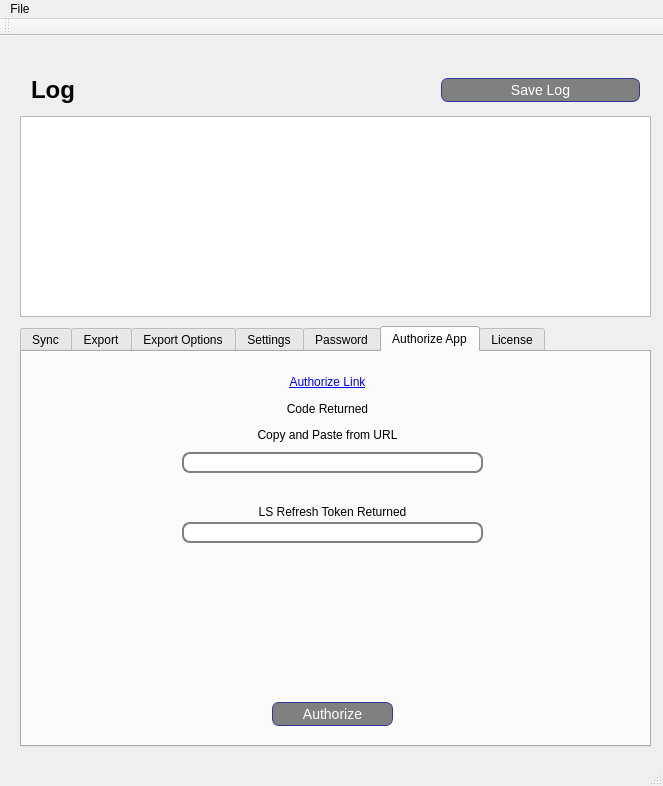
The window that qt-lightspeed-pos-vc-connector/mainwindow.ui (beckf/lightspeed-vc-connector) describes before a commit, drawn with Qt 5.
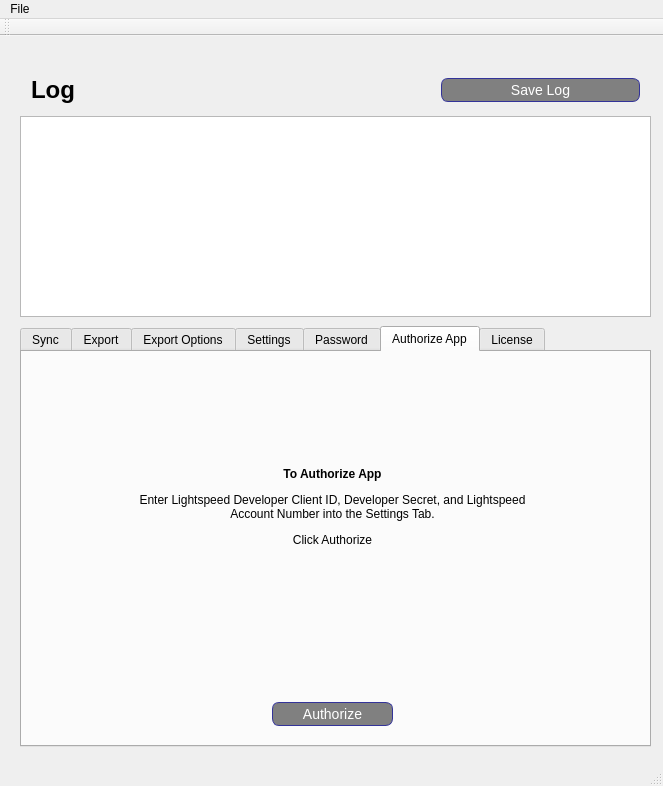
The same window after the commit.

Commit message: working version of single click authorization

Patch:
```diff
--- a/qt-lightspeed-pos-vc-connector/mainwindow.ui
+++ b/qt-lightspeed-pos-vc-connector/mainwindow.ui
@@ -736,52 +736,17 @@
      <attribute name="title">
       <string>Authorize App</string>
      </attribute>
-     <widget class="QLabel" name="lbl_AuthorizeApp">
-      <property name="geometry">
-       <rect>
-        <x>260</x>
-        <y>20</y>
-        <width>91</width>
-        <height>20</height>
-       </rect>
-      </property>
-      <property name="styleSheet">
-       <string notr="true"/>
-      </property>
-      <property name="text">
-       <string>&lt;html&gt;&lt;head/&gt;&lt;body&gt;&lt;p align=&quot;center&quot;&gt;&lt;a href=&quot;https://cloud.lightspeedapp.com/oauth/authorize.php?scope=employee:all&amp;amp;response_type=code&amp;amp;client_id=__CLIENT_ID__&quot;&gt;&lt;span style=&quot; text-decoration: underline; color:#0000ff;&quot;&gt;Authorize Link&lt;/span&gt;&lt;/a&gt;&lt;/p&gt;&lt;/body&gt;&lt;/html&gt;</string>
-      </property>
-      <property name="textFormat">
-       <enum>Qt::RichText</enum>
-      </property>
-      <property name="openExternalLinks">
-       <bool>true</bool>
-      </property>
-      <property name="textInteractionFlags">
-       <set>Qt::TextBrowserInteraction</set>
-      </property>
-     </widget>
-     <widget class="QLineEdit" name="txt_CodeReturned">
-      <property name="geometry">
-       <rect>
-        <x>160</x>
-        <y>100</y>
-        <width>301</width>
-        <height>21</height>
-       </rect>
-      </property>
-     </widget>
      <widget class="QLabel" name="lbl_AuthorizeCodeReturned">
       <property name="geometry">
        <rect>
-        <x>200</x>
-        <y>40</y>
-        <width>211</width>
-        <height>61</height>
+        <x>100</x>
+        <y>60</y>
+        <width>421</width>
+        <height>191</height>
        </rect>
       </property>
       <property name="text">
-       <string>&lt;html&gt;&lt;head/&gt;&lt;body&gt;&lt;p align=&quot;center&quot;&gt;Code Returned&lt;/p&gt;&lt;p align=&quot;center&quot;&gt;Copy and Paste from URL&lt;/p&gt;&lt;/body&gt;&lt;/html&gt;</string>
+       <string>&lt;html&gt;&lt;head/&gt;&lt;body&gt;&lt;p align=&quot;center&quot;&gt;&lt;span style=&quot; font-weight:600;&quot;&gt;To Authorize App&lt;/span&gt;&lt;/p&gt;&lt;p align=&quot;center&quot;&gt;Enter Lightspeed Developer Client ID, Developer Secret, and Lightspeed Account Number into the Settings Tab.&lt;/p&gt;&lt;p align=&quot;center&quot;&gt;Click Authorize&lt;/p&gt;&lt;/body&gt;&lt;/html&gt;</string>
       </property>
       <property name="textFormat">
        <enum>Qt::RichText</enum>
@@ -803,48 +768,6 @@
        <string>Authorize</string>
       </property>
      </widget>
-     <widget class="QLineEdit" name="txt_AuthorizeReturnedRefreshToken">
-      <property name="geometry">
-       <rect>
-        <x>160</x>
-        <y>170</y>
-        <width>301</width>
-        <height>21</height>
-       </rect>
-      </property>
-     </widget>
-     <widget class="QLabel" name="label_15">
-      <property name="geometry">
-       <rect>
-        <x>160</x>
-        <y>150</y>
-        <width>301</width>
-        <height>20</height>
-       </rect>
-      </property>
-      <property name="text">
-       <string>&lt;html&gt;&lt;head/&gt;&lt;body&gt;&lt;p align=&quot;center&quot;&gt;LS Refresh Token Returned&lt;/p&gt;&lt;/body&gt;&lt;/html&gt;</string>
-      </property>
-     </widget>
-     <widget class="QLabel" name="label_16">
-      <property name="geometry">
-       <rect>
-        <x>160</x>
-        <y>200</y>
-        <width>301</width>
-        <height>141</height>
-       </rect>
-      </property>
-      <property name="text">
-       <string>&lt;html&gt;&lt;head/&gt;&lt;body&gt;&lt;p align=&quot;center&quot;&gt;&lt;br/&gt;&lt;/p&gt;&lt;/body&gt;&lt;/html&gt;</string>
-      </property>
-      <property name="textFormat">
-       <enum>Qt::RichText</enum>
-      </property>
-      <property name="wordWrap">
-       <bool>true</bool>
-      </property>
-     </widget>
     </widget>
     <widget class="QWidget" name="tab_License">
      <attribute name="title">
```
The commit also changes 5 other files.
